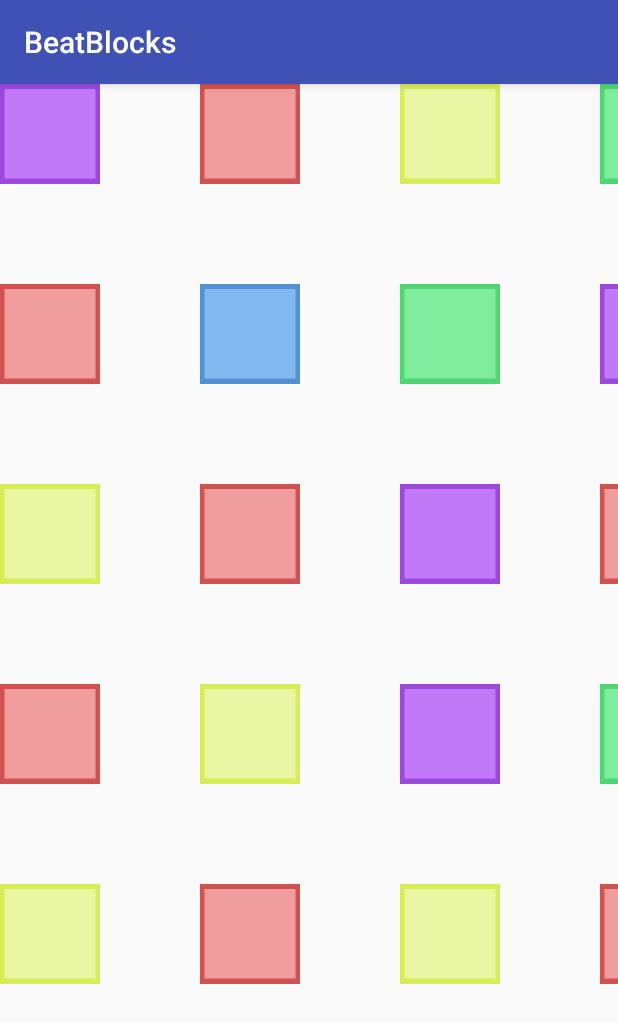
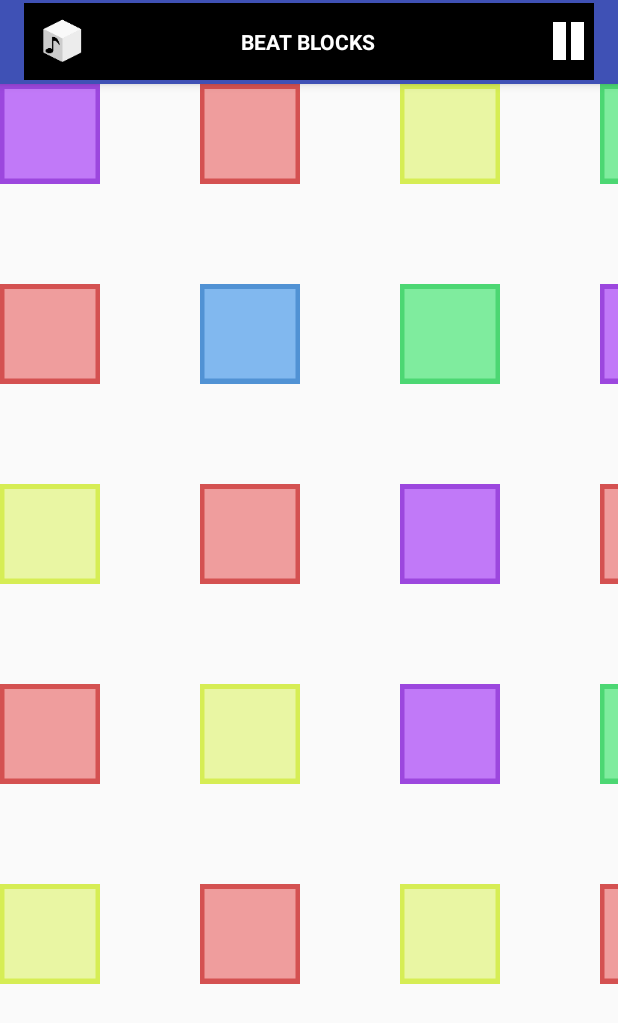
Before and after one commit to hunterdquant/BeatBlocks, an Android app: the screen it shows after launch (MainActivity), on a phone screen of 412 x 824 dp. Shown: the top 1023 px of the screen. Run offline under Robolectric (Android 15) with nearby library versions, the light colour scheme and no system bars.

Commit message:
Added a custom ActionBar, which is giving me issues aesthetically, but it works so that's good. Implemented pause feature. Refactored BeatBlockBoard and MainActivity to move the board object into the view.

```diff
--- a/app/src/main/java/group/cs242/beatblocks/BeatBlockBoardView.java
+++ b/app/src/main/java/group/cs242/beatblocks/BeatBlockBoardView.java
@@ -24,6 +24,7 @@ public class BeatBlockBoardView extends View {
     // The game board.
     private BeatBlockBoard beatBlockBoard;
     private boolean canPopulate = true;
+    private boolean paused = false;
 
     // An array of bitmaps. Their array index is matched with a value in beatBlockBoard.
     private Bitmap[] bitmaps = {
@@ -41,14 +42,12 @@ public class BeatBlockBoardView extends View {
     /**
      *
      * @param context - The current context.
-     * @param bbb - A BeatBlockBoard object to handle board operations.
      */
-    public BeatBlockBoardView(Context context, BeatBlockBoard bbb) {
+    public BeatBlockBoardView(Context context) {
         super(context);
-        beatBlockBoard = bbb;
+        beatBlockBoard = new BeatBlockBoard(5);
         beatBlockBoard.populate();
         beatBlockBoard.removeMatches(beatBlockBoard.checkMatches());
-
     }
 
     /* Protected methods */
@@ -61,11 +60,11 @@ public class BeatBlockBoardView extends View {
     @Override
     protected void onDraw(Canvas canvas) {
         super.onDraw(canvas);
-
+        if (!paused) {
             for (int i = 0; i < beatBlockBoard.getBoardSize(); i++) {
                 for (int j = 0; j < beatBlockBoard.getBoardSize(); j++) {
                     int bitMapVal = beatBlockBoard.getValAtIndex(new Index(i, j));
-                canvas.drawBitmap(bitmaps[bitMapVal], 200*i, 200*j, null);
+                    canvas.drawBitmap(bitmaps[bitMapVal], 200 * i, 200 * j, null);
                 }
             }
 
@@ -89,9 +88,29 @@ public class BeatBlockBoardView extends View {
                     ie.printStackTrace();
                 }
             }
-
+        }
         // Used to refresh.
         invalidate();
+    }
+
+    public void moveBlockUp(Index i) {
+        beatBlockBoard.moveBlockUp(i);
+    }
+
+    public void moveBlockRight(Index i) {
+        beatBlockBoard.moveBlockRight(i);
+    }
+
+    public void moveBlockDown(Index i) {
+        beatBlockBoard.moveBlockDown(i);
+    }
+
+    public void moveBlockLeft(Index i) {
+        beatBlockBoard.moveBlockLeft(i);
+    }
+
+    public void togglePause() {
+        paused = !paused;
     }
 
     /* Public methods */
@@ -114,6 +133,10 @@ public class BeatBlockBoardView extends View {
         return height;
     }
 
+    public boolean isPaused() {
+        return paused;
+    }
+
     /* Private methods */
 
     /**
--- a/app/src/main/java/group/cs242/beatblocks/MainActivity.java
+++ b/app/src/main/java/group/cs242/beatblocks/MainActivity.java
@@ -1,18 +1,21 @@
 package group.cs242.beatblocks;
 
 import android.content.Context;
+import android.support.v7.app.ActionBar;
+import android.support.v7.app.ActionBarActivity;
 import android.support.v7.app.AppCompatActivity;
 import android.os.Bundle;
 import android.view.GestureDetector;
+import android.view.LayoutInflater;
 import android.view.MotionEvent;
 import android.view.View;
-import android.view.ViewGroup;
+import android.view.Window;
+import android.widget.ImageButton;
+import android.widget.TextView;
 import android.widget.Toast;
 
 public class MainActivity extends AppCompatActivity {
 
-    // The game board to be passed to the view
-    private BeatBlockBoard beatBlockBoard;
     // The view to be drawn to the screen
     private BeatBlockBoardView beatBlockBoardView;
     // The GestureListener for detecting touch events.
@@ -20,15 +23,33 @@ public class MainActivity extends AppCompatActivity {
 
     @Override
     protected void onCreate(Bundle savedInstanceState) {
+
         super.onCreate(savedInstanceState);
-        beatBlockBoard = new BeatBlockBoard(5);
-        beatBlockBoardView = new BeatBlockBoardView(this, beatBlockBoard);
+        beatBlockBoardView = new BeatBlockBoardView(this);
         // Attach the GestureListener to the game view.
         beatBlockBoardView.setOnTouchListener(new MoveGestureListener(this));
+        setContentView(beatBlockBoardView/*R.layout.activity_main*/);
 
-        beatBlockBoardView.setLeft(100);
-        setContentView(beatBlockBoardView);
-        //setContentView(R.layout.activity_main);
+        ActionBar bar = getSupportActionBar();
+        bar.hide();
+
+        bar.setDisplayShowHomeEnabled(false);
+        bar.setDisplayShowTitleEnabled(false);
+        LayoutInflater inflater = LayoutInflater.from(this);
+        View view = inflater.inflate(R.layout.beat_blocks_action_bar, null);
+        TextView barTitle = (TextView) view.findViewById(R.id.title);
+        barTitle.setText("Beat Blocks");
+        ImageButton imgButton = (ImageButton) view.findViewById(R.id.pauseButton);
+        imgButton.setOnClickListener(new View.OnClickListener() {
+            @Override
+            public void onClick(View v) {
+                beatBlockBoardView.togglePause();
+            }
+        });
+        bar.setCustomView(view);
+        bar.setDisplayShowCustomEnabled(true);
+        bar.show();
+
     }
 
     /**
@@ -70,21 +91,23 @@ public class MainActivity extends AppCompatActivity {
          */
         @Override
         public boolean onFling(MotionEvent e1, MotionEvent e2, float velX, float velY) {
-
+            if (beatBlockBoardView.isPaused()) {
+                return false;
+            }
             // The index to move is the initial events x/y divided by the dimensions of the square.
             Index moveIndex = new Index((int)e1.getX()/200, (int)e1.getY()/200);
             // Move in the appropriate direction if the user swiped a distance of 100 px.
             if (Math.abs(e1.getX() - e2.getX()) >= Math.abs(e1.getY() - e2.getY())) {
                 if (e1.getX() - e2.getX() <= -100) {
-                    beatBlockBoard.moveBlockRight(moveIndex);
+                    beatBlockBoardView.moveBlockRight(moveIndex);
                 } else if (e1.getX() - e2.getX() >= 100) {
-                    beatBlockBoard.moveBlockLeft(moveIndex);
+                    beatBlockBoardView.moveBlockLeft(moveIndex);
                 }
             } else {
                 if (e1.getY() - e2.getY() >= 100) {
-                    beatBlockBoard.moveBlockUp(moveIndex);
+                    beatBlockBoardView.moveBlockUp(moveIndex);
                 } else if (e1.getY() - e2.getY() <= -100){
-                    beatBlockBoard.moveBlockDown(moveIndex);
+                    beatBlockBoardView.moveBlockDown(moveIndex);
                 }
             }
             return true;
--- /dev/null
+++ b/app/src/main/res/layout/beat_blocks_action_bar.xml
@@ -0,0 +1,38 @@
+<?xml version="1.0" encoding="utf-8"?>
+<RelativeLayout xmlns:android="http://schemas.android.com/apk/res/android"
+    android:orientation="vertical"
+    android:layout_width="match_parent"
+    android:layout_height="match_parent"
+    android:background="#000">
+    <TextView
+        android:id="@+id/title"
+        android:layout_width="wrap_content"
+        android:layout_height="wrap_content"
+        android:layout_centerInParent="true"
+        android:textAllCaps="true"
+        android:textColor="#FFF"
+        android:textStyle="bold"
+        />
+
+    <ImageView
+        android:id="@+id/gameIcon"
+        android:layout_width="35dp"
+        android:layout_height="35dp"
+        android:layout_alignParentLeft="true"
+        android:layout_centerVertical="true"
+        android:layout_margin="8dp"
+        android:src="@mipmap/ic_launcher"
+        />
+
+    <ImageButton
+        android:id="@+id/pauseButton"
+        android:layout_width="wrap_content"
+        android:layout_height="wrap_content"
+        android:layout_alignParentRight="true"
+        android:layout_centerVertical="true"
+        android:layout_marginRight="8dp"
+        android:background="@null"
+        android:src="@mipmap/pause"
+        />
+
+</RelativeLayout>
```
Also changed, not shown: app/src/main/res/mipmap-hdpi/pause.png (added), app/src/main/res/mipmap-mdpi/pause.png (added), app/src/main/res/mipmap-xhdpi/pause.png (added), app/src/main/res/mipmap-xxhdpi/pause.png (added), app/src/main/res/mipmap-xxxhdpi/pause.png (added), 1 other file. Lines whose indentation alone changed are shown as unchanged.
